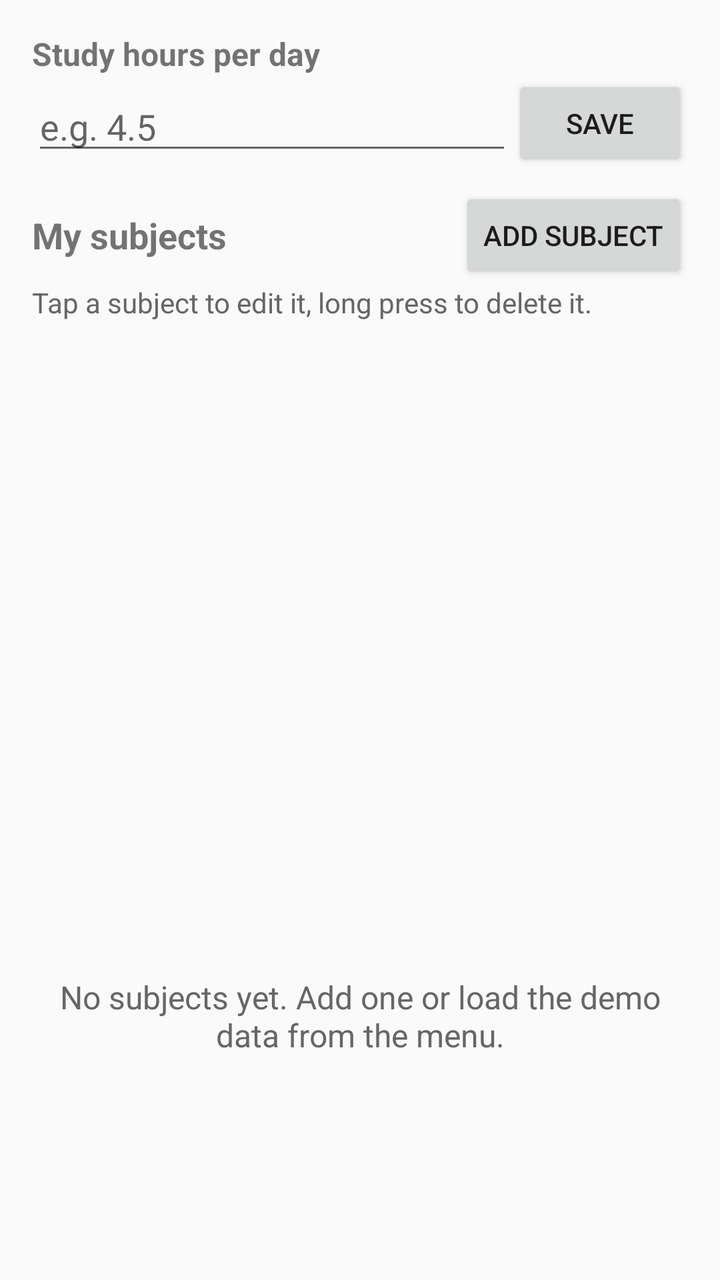
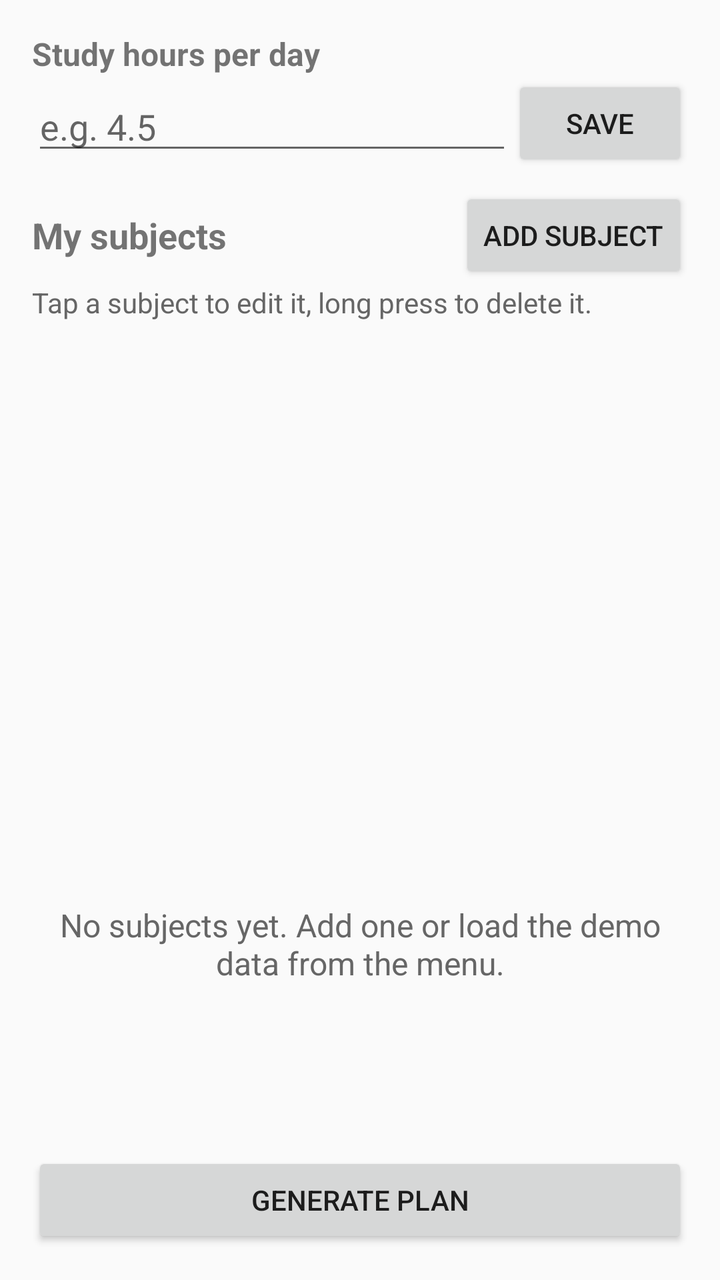

An Android layout rendered at two revisions. The XML below is the earlier revision; the diff shows what the commit changed to produce the second picture.
<!-- AndroidManifest.xml: application theme Theme.RevisPlan -->
<!-- res/layout/activity_main.xml -->
<?xml version="1.0" encoding="utf-8"?>
<LinearLayout xmlns:android="http://schemas.android.com/apk/res/android"
    android:layout_width="match_parent"
    android:layout_height="match_parent"
    android:orientation="vertical"
    android:padding="@dimen/padding_screen">

    <TextView
        android:layout_width="wrap_content"
        android:layout_height="wrap_content"
        android:text="@string/hours_per_day_label"
        android:textSize="@dimen/text_normal"
        android:textStyle="bold" />

    <LinearLayout
        android:layout_width="match_parent"
        android:layout_height="wrap_content"
        android:gravity="center_vertical"
        android:orientation="horizontal">

        <EditText
            android:id="@+id/editHeuresParJour"
            android:layout_width="0dp"
            android:layout_height="wrap_content"
            android:layout_weight="1"
            android:hint="@string/hours_per_day_hint"
            android:importantForAutofill="no"
            android:inputType="numberDecimal"
            android:maxLength="5" />

        <Button
            android:id="@+id/btnSauverHeures"
            android:layout_width="wrap_content"
            android:layout_height="wrap_content"
            android:text="@string/save" />
    </LinearLayout>

    <LinearLayout
        android:layout_width="match_parent"
        android:layout_height="wrap_content"
        android:layout_marginTop="@dimen/spacing_medium"
        android:gravity="center_vertical"
        android:orientation="horizontal">

        <TextView
            android:layout_width="0dp"
            android:layout_height="wrap_content"
            android:layout_weight="1"
            android:text="@string/subjects_title"
            android:textSize="@dimen/text_title"
            android:textStyle="bold" />

        <Button
            android:id="@+id/btnAjouterMatiere"
            android:layout_width="wrap_content"
            android:layout_height="wrap_content"
            android:text="@string/add_subject" />
    </LinearLayout>

    <TextView
        android:layout_width="wrap_content"
        android:layout_height="wrap_content"
        android:text="@string/tip_subjects"
        android:textColor="@color/text_secondary"
        android:textSize="@dimen/text_small" />

    <ListView
        android:id="@+id/listeMatieres"
        android:layout_width="match_parent"
        android:layout_height="0dp"
        android:layout_weight="1" />

    <TextView
        android:id="@+id/txtAucuneMatiere"
        android:layout_width="match_parent"
        android:layout_height="0dp"
        android:layout_weight="1"
        android:gravity="center"
        android:text="@string/no_subjects"
        android:textColor="@color/text_secondary"
        android:textSize="@dimen/text_normal" />
</LinearLayout>
<!-- resources referenced by this layout -->
<resources>
  <color name="text_secondary">#666666</color>
  <dimen name="padding_screen">16dp</dimen>
  <dimen name="spacing_medium">8dp</dimen>
  <dimen name="text_normal">16sp</dimen>
  <dimen name="text_small">14sp</dimen>
  <dimen name="text_title">18sp</dimen>
  <string name="add_subject">Add subject</string>
  <string name="hours_per_day_hint">e.g. 4.5</string>
  <string name="hours_per_day_label">Study hours per day</string>
  <string name="no_subjects">No subjects yet. Add one or load the demo data from the menu.</string>
  <string name="save">Save</string>
  <string name="subjects_title">My subjects</string>
  <string name="tip_subjects">Tap a subject to edit it, long press to delete it.</string>
  <style name="Theme.RevisPlan" parent="Theme.AppCompat.Light.DarkActionBar">
          <item name="colorPrimary">@color/primary</item>
          <item name="colorPrimaryDark">@color/primary_dark</item>
          <item name="colorAccent">@color/accent</item>
      </style>
  <color name="primary">#3949AB</color>
  <color name="primary_dark">#283593</color>
  <color name="accent">#FF7043</color>
</resources>

<!-- the commit's change to res/layout/activity_main.xml (unified diff, before → after) -->
@@ -79,4 +79,10 @@
         android:text="@string/no_subjects"
         android:textColor="@color/text_secondary"
         android:textSize="@dimen/text_normal" />
+
+    <Button
+        android:id="@+id/btnGenererPlan"
+        android:layout_width="match_parent"
+        android:layout_height="wrap_content"
+        android:text="@string/generate_plan" />
 </LinearLayout>
<!-- resource entries referenced after the edit -->
@@ -7,6 +7,7 @@
   <dimen name="text_small">14sp</dimen>
   <dimen name="text_title">18sp</dimen>
   <string name="add_subject">Add subject</string>
+  <string name="generate_plan">Generate plan</string>
   <string name="hours_per_day_hint">e.g. 4.5</string>
   <string name="hours_per_day_label">Study hours per day</string>
   <string name="no_subjects">No subjects yet. Add one or load the demo data from the menu.</string>
